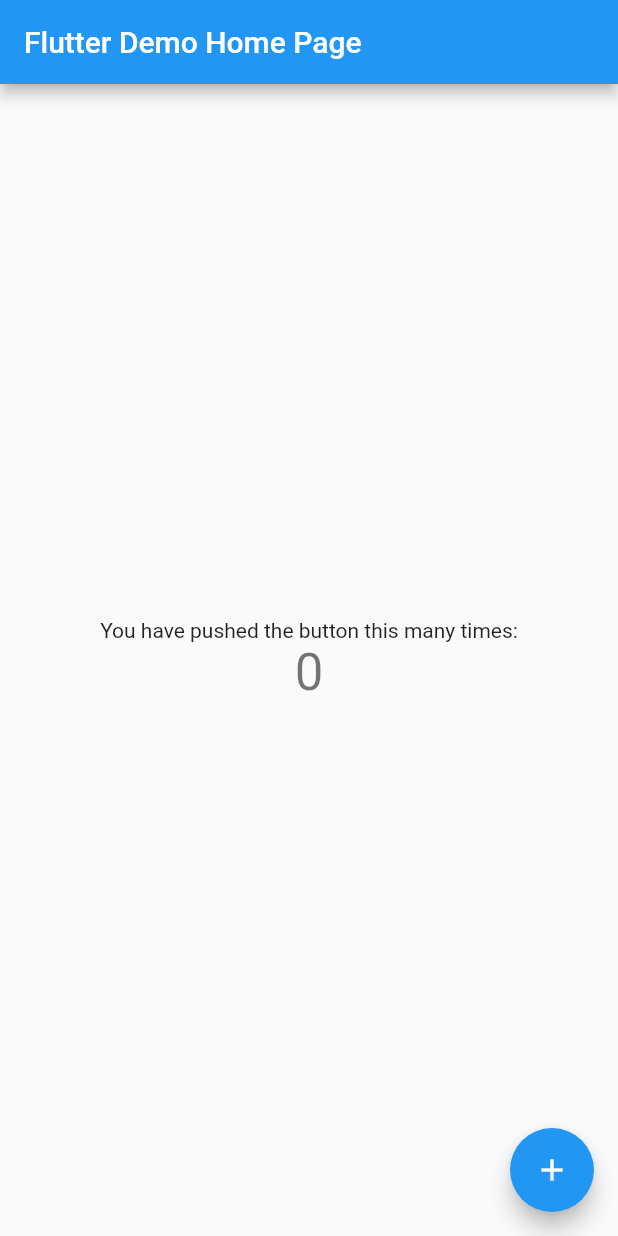
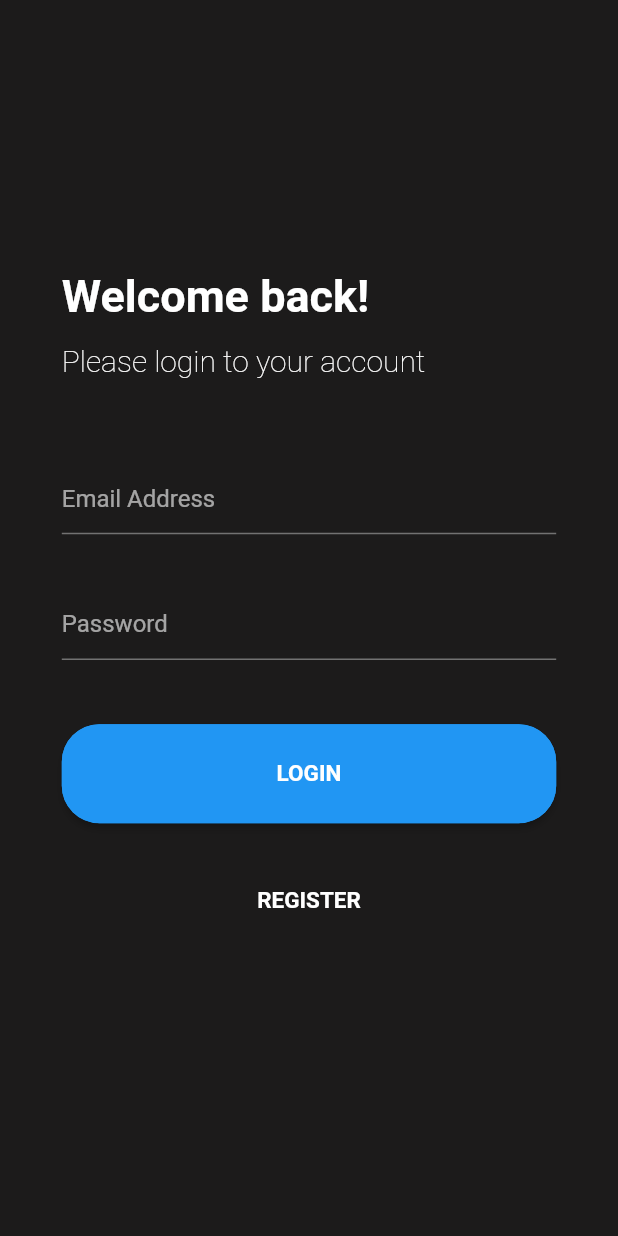
Before and after one commit to lethekhoi/Chatify, a Flutter app: the screen it shows after launch, on a phone screen of 412 x 824 dp. Run offline on Flutter 3.47's test engine with Material 2 defaults, Android fonts, the phone set to English and light mode, and no system bars; our stand-ins replace firebase_analytics; accounts and stored records are empty.

Commit message:
login page ui

```diff
--- a/lib/main.dart
+++ b/lib/main.dart
@@ -1,118 +1,25 @@
 import 'package:flutter/material.dart';
 
 import 'package:firebase_analytics/firebase_analytics.dart';
+import './pages/login_page.dart';
+
 void main() {
   runApp(MyApp());
 }
 
 class MyApp extends StatelessWidget {
-  // This widget is the root of your application.
   @override
   Widget build(BuildContext context) {
     return MaterialApp(
-      title: 'Flutter Demo',
+      title: 'Chatify',
       theme: ThemeData(
-        // This is the theme of your application.
-        //
-        // Try running your application with "flutter run". You'll see the
-        // application has a blue toolbar. Then, without quitting the app, try
-        // changing the primarySwatch below to Colors.green and then invoke
-        // "hot reload" (press "r" in the console where you ran "flutter run",
-        // or simply save your changes to "hot reload" in a Flutter IDE).
-        // Notice that the counter didn't reset back to zero; the application
-        // is not restarted.
-        primarySwatch: Colors.blue,
-        // This makes the visual density adapt to the platform that you run
-        // the app on. For desktop platforms, the controls will be smaller and
-        // closer together (more dense) than on mobile platforms.
+        brightness: Brightness.dark,
+        primaryColor: Color.fromRGBO(42, 117, 188, 1),
+        accentColor: Color.fromRGBO(42, 117, 188, 1),
+        backgroundColor: Color.fromRGBO(28, 27, 27, 1),
         visualDensity: VisualDensity.adaptivePlatformDensity,
       ),
-      home: MyHomePage(title: 'Flutter Demo Home Page'),
+      home: LoginPage(),
     );
   }
 }
-
-class MyHomePage extends StatefulWidget {
-  MyHomePage({Key key, this.title}) : super(key: key);
-
-  // This widget is the home page of your application. It is stateful, meaning
-  // that it has a State object (defined below) that contains fields that affect
-  // how it looks.
-
-  // This class is the configuration for the state. It holds the values (in this
-  // case the title) provided by the parent (in this case the App widget) and
-  // used by the build method of the State. Fields in a Widget subclass are
-  // always marked "final".
-
-  final String title;
-
-  @override
-  _MyHomePageState createState() => _MyHomePageState();
-}
-
-class _MyHomePageState extends State<MyHomePage> {
-  int _counter = 0;
-
-  void _incrementCounter() {
-    setState(() {
-      // This call to setState tells the Flutter framework that something has
-      // changed in this State, which causes it to rerun the build method below
-      // so that the display can reflect the updated values. If we changed
-      // _counter without calling setState(), then the build method would not be
-      // called again, and so nothing would appear to happen.
-      _counter++;
-    });
-  }
-
-  @override
-  Widget build(BuildContext context) {
-    // This method is rerun every time setState is called, for instance as done
-    // by the _incrementCounter method above.
-    //
-    // The Flutter framework has been optimized to make rerunning build methods
-    // fast, so that you can just rebuild anything that needs updating rather
-    // than having to individually change instances of widgets.
-    return Scaffold(
-      appBar: AppBar(
-        // Here we take the value from the MyHomePage object that was created by
-        // the App.build method, and use it to set our appbar title.
-        title: Text(widget.title),
-      ),
-      body: Center(
-        // Center is a layout widget. It takes a single child and positions it
-        // in the middle of the parent.
-        child: Column(
-          // Column is also a layout widget. It takes a list of children and
-          // arranges them vertically. By default, it sizes itself to fit its
-          // children horizontally, and tries to be as tall as its parent.
-          //
-          // Invoke "debug painting" (press "p" in the console, choose the
-          // "Toggle Debug Paint" action from the Flutter Inspector in Android
-          // Studio, or the "Toggle Debug Paint" command in Visual Studio Code)
-          // to see the wireframe for each widget.
-          //
-          // Column has various properties to control how it sizes itself and
-          // how it positions its children. Here we use mainAxisAlignment to
-          // center the children vertically; the main axis here is the vertical
-          // axis because Columns are vertical (the cross axis would be
-          // horizontal).
-          mainAxisAlignment: MainAxisAlignment.center,
-          children: <Widget>[
-            Text(
-              'You have pushed the button this many times:',
-            ),
-            Text(
-              '$_counter',
-              style: Theme.of(context).textTheme.headline4,
-            ),
-          ],
-        ),
-      ),
-      floatingActionButton: FloatingActionButton(
-        onPressed: _incrementCounter,
-        tooltip: 'Increment',
-        child: Icon(Icons.add),
-      ), // This trailing comma makes auto-formatting nicer for build methods.
-    );
-  }
-}
--- /dev/null
+++ b/lib/pages/login_page.dart
@@ -0,0 +1,167 @@
+import 'package:flutter/material.dart';
+
+class LoginPage extends StatefulWidget {
+  @override
+  _LoginPageState createState() => _LoginPageState();
+}
+
+class _LoginPageState extends State<LoginPage> {
+  double _deviceHeight;
+  double _deviceWidth;
+
+  GlobalKey<FormState> _formKey;
+
+  _LoginPageState() {
+    _formKey = GlobalKey<FormState>();
+  }
+
+  @override
+  Widget build(BuildContext context) {
+    _deviceHeight = MediaQuery.of(context).size.height;
+    _deviceWidth = MediaQuery.of(context).size.width;
+    return Scaffold(
+      backgroundColor: Theme.of(context).backgroundColor,
+      body: Align(
+        alignment: Alignment.center,
+        child: _loginPageUI(),
+      ),
+    );
+  }
+
+  Widget _loginPageUI() {
+    return Container(
+      height: _deviceHeight * 0.7,
+      padding: EdgeInsets.symmetric(horizontal: _deviceWidth * 0.1),
+      alignment: Alignment.center,
+      child: Column(
+        mainAxisAlignment: MainAxisAlignment.spaceEvenly,
+        mainAxisSize: MainAxisSize.max,
+        crossAxisAlignment: CrossAxisAlignment.start,
+        children: <Widget>[
+          _headingWidget(),
+          _inputForm(),
+          _loginButton(),
+          _registerButton(),
+        ],
+      ),
+    );
+  }
+
+  Widget _headingWidget() {
+    return Container(
+      height: _deviceHeight * 0.12,
+      child: Column(
+        mainAxisAlignment: MainAxisAlignment.spaceEvenly,
+        crossAxisAlignment: CrossAxisAlignment.start,
+        mainAxisSize: MainAxisSize.max,
+        children: <Widget>[
+          Text(
+            "Welcome back!",
+            style: TextStyle(
+                color: Colors.white, fontSize: 30, fontWeight: FontWeight.w700),
+          ),
+          Text(
+            "Please login to your account",
+            style: TextStyle(
+                color: Colors.white, fontSize: 20, fontWeight: FontWeight.w200),
+          ),
+        ],
+      ),
+    );
+  }
+
+  Widget _inputForm() {
+    return Container(
+      height: _deviceHeight * 0.16,
+      child: Form(
+        key: _formKey,
+        onChanged: () {},
+        child: Column(
+          mainAxisAlignment: MainAxisAlignment.spaceBetween,
+          crossAxisAlignment: CrossAxisAlignment.start,
+          mainAxisSize: MainAxisSize.max,
+          children: <Widget>[
+            _emailTextField(),
+            _passwordTextField(),
+          ],
+        ),
+      ),
+    );
+  }
+
+  Widget _emailTextField() {
+    return TextFormField(
+      autocorrect: false,
+      style: TextStyle(color: Colors.white),
+      validator: (_input) {},
+      onSaved: (_input) {},
+      cursorColor: Colors.white,
+      decoration: InputDecoration(
+        hintText: "Email Address",
+        focusedBorder: UnderlineInputBorder(
+          borderSide: BorderSide(color: Colors.white),
+        ),
+      ),
+    );
+  }
+
+  Widget _passwordTextField() {
+    return TextFormField(
+      obscureText: true,
+      autocorrect: false,
+      style: TextStyle(color: Colors.white),
+      validator: (_input) {},
+      onSaved: (_input) {},
+      cursorColor: Colors.white,
+      decoration: InputDecoration(
+        hintText: "Password",
+        focusedBorder: UnderlineInputBorder(
+          borderSide: BorderSide(color: Colors.white),
+        ),
+      ),
+    );
+  }
+
+  Widget _loginButton() {
+    return Container(
+      height: _deviceHeight * 0.08,
+      width: _deviceWidth,
+      child: MaterialButton(
+        shape: RoundedRectangleBorder(
+            borderRadius: BorderRadius.circular(25.0),
+            side: BorderSide(color: Colors.blue)),
+        onPressed: () {},
+        color: Colors.blue,
+        child: Text(
+          "LOGIN",
+          style: TextStyle(
+            color: Colors.white,
+            fontSize: 15,
+            fontWeight: FontWeight.w700,
+          ),
+        ),
+      ),
+    );
+  }
+
+  Widget _registerButton() {
+    return GestureDetector(
+      onTap: () {
+        print("Hey");
+      },
+      child: Container(
+        height: _deviceHeight * 0.08,
+        width: _deviceWidth,
+        child: Text(
+          "REGISTER",
+          textAlign: TextAlign.center,
+          style: TextStyle(
+            color: Colors.white,
+            fontSize: 15,
+            fontWeight: FontWeight.w700,
+          ),
+        ),
+      ),
+    );
+  }
+}
```
